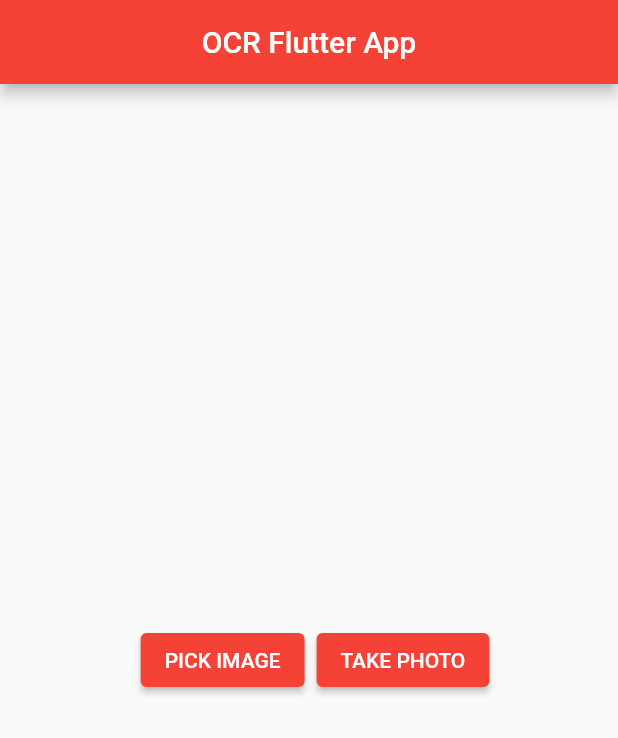
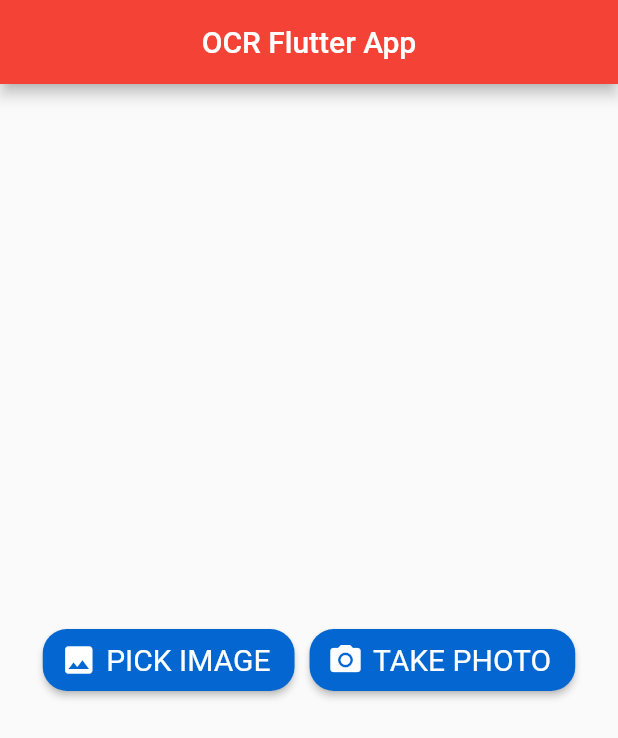
Before and after one commit to KPlusa/text-recognition-flutter, a Flutter app: the screen it shows after launch, on a phone screen of 412 x 824 dp. Shown: the top 738 px of the screen. Run offline on Flutter 3.47's test engine with Material 2 defaults, Android fonts, the phone set to English and light mode, and no system bars.

Commit message:
Add icons to button and style them

```diff
--- a/lib/main.dart
+++ b/lib/main.dart
@@ -55,47 +55,46 @@ class _MyHomePageState extends State<MyHomePage> {
           centerTitle: true,
         ),
         body: Center(
-        // Center is a layout widget. It takes a single child and positions it
-        // in the middle of the parent.
           child: Column(
-          // Column is also a layout widget. It takes a list of children and
-          // arranges them vertically. By default, it sizes itself to fit its
-          // children horizontally, and tries to be as tall as its parent.
-          //
-          // Invoke "debug painting" (press "p" in the console, choose the
-          // "Toggle Debug Paint" action from the Flutter Inspector in Android
-          // Studio, or the "Toggle Debug Paint" command in Visual Studio Code)
-          // to see the wireframe for each widget.
-          //
-          // Column has various properties to control how it sizes itself and
-          // how it positions its children. Here we use mainAxisAlignment to
-          // center the children vertically; the main axis here is the vertical
-          // axis because Columns are vertical (the cross axis would be
-          // horizontal).
             mainAxisAlignment: MainAxisAlignment.center,
             children: <Widget>[
-            Row(
-              mainAxisAlignment: MainAxisAlignment.center,
-              children: [
-              Padding(
-                padding: const EdgeInsets.all(8.0),
-                child: ElevatedButton(
+              Row(mainAxisAlignment: MainAxisAlignment.center, children: [
+                ElevatedButton.icon(
                   onPressed: () {
                     print('pick image');
                   },
-                  child: Text('PICK IMAGE'),
+                  label: const Text('PICK IMAGE'),
+                  icon: const Icon(Icons.image),
+                  style: ElevatedButton.styleFrom(
+                      backgroundColor: const Color.fromARGB(255, 4, 103, 209),
+                      shape: RoundedRectangleBorder(
+                          borderRadius: BorderRadius.circular(16.0)),
+                      minimumSize:
+                          Size(1, MediaQuery.of(context).size.height * 0.05),
+                      textStyle: const TextStyle(fontSize: 20) //////// HERE
                       ),
                 ),
-              ElevatedButton(
+                const SizedBox(
+                  width: 10, // <-- SEE HERE
+                ),
+                ElevatedButton.icon(
                   onPressed: () {
                     print('button pressed!');
                   },
-                child: Text('TAKE PHOTO'),
+                  icon: const Icon(Icons.photo_camera),
+                  label: const Text('TAKE PHOTO'),
+                  style: ElevatedButton.styleFrom(
+                      backgroundColor: const Color.fromARGB(255, 4, 103, 209),
+                      shape: RoundedRectangleBorder(
+                          borderRadius: BorderRadius.circular(16.0)),
+                      minimumSize:
+                          Size(1, MediaQuery.of(context).size.height * 0.05),
+                      textStyle: const TextStyle(fontSize: 20) //////// HERE
+                      ),
                 ),
               ])
             ],
           ),
-      )
-    );
+        ));
   }
 }
```
Lines whose indentation alone changed are shown as unchanged.
